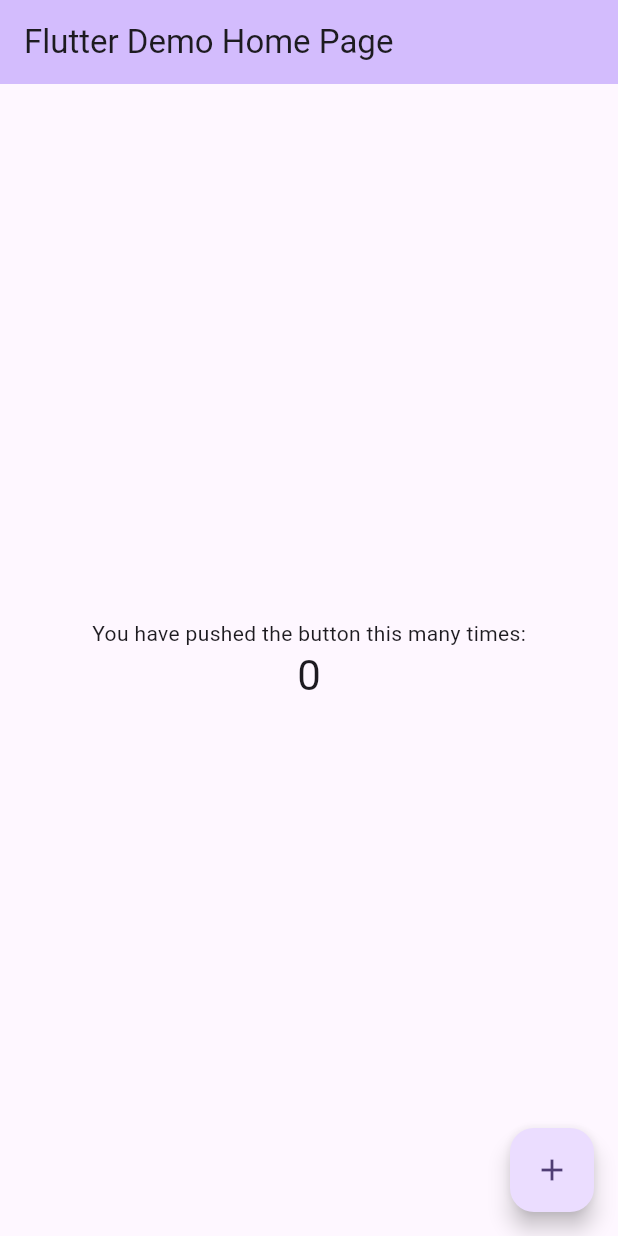
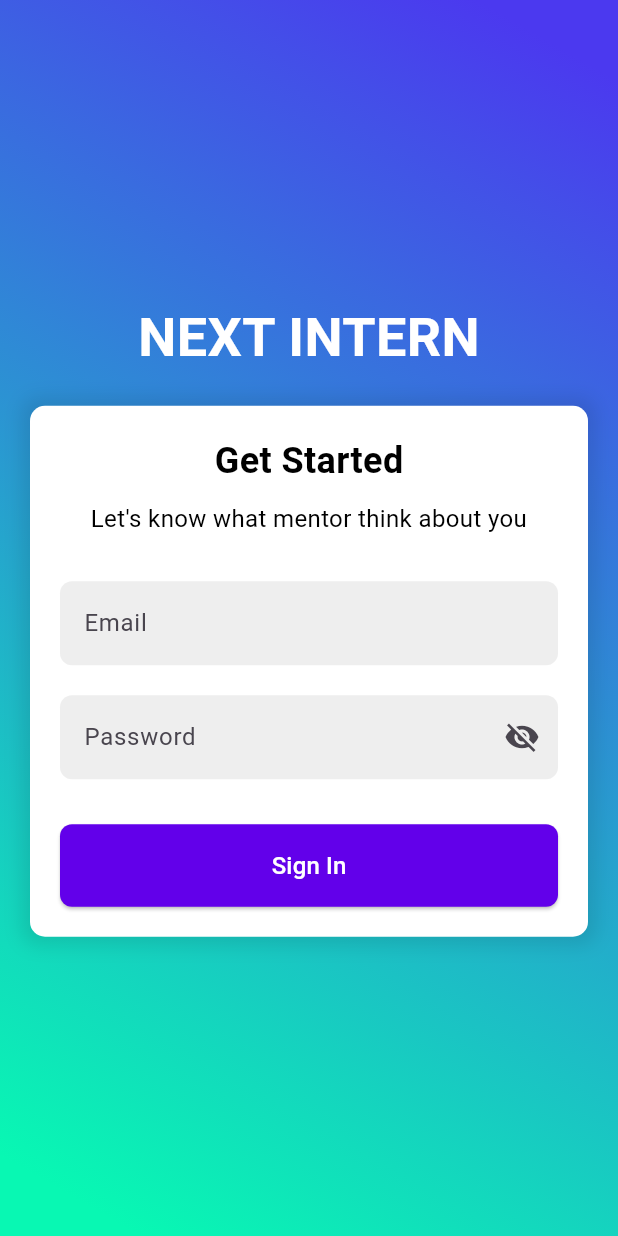
Before and after one commit to NextIntern/NextIntern-Mobile, a Flutter app: the screen it shows after launch, on a phone screen of 412 x 824 dp. Run offline on Flutter 3.47's test engine with Material 3 defaults, Android fonts, the phone set to English and light mode, and no system bars.

Commit message:
login screen without api

```diff
--- a/nextintern_mobile/lib/main.dart
+++ b/nextintern_mobile/lib/main.dart
@@ -1,4 +1,7 @@
+// lib/main.dart
 import 'package:flutter/material.dart';
+import 'screen/auth_screen.dart';
+import 'screen/home_screen.dart';
 
 void main() {
   runApp(const MyApp());
@@ -7,46 +10,22 @@
 class MyApp extends StatelessWidget {
   const MyApp({super.key});
 
-  // This widget is the root of your application.
   @override
   Widget build(BuildContext context) {
     return MaterialApp(
+      debugShowCheckedModeBanner: false,
       title: 'Flutter Demo',
       theme: ThemeData(
-        // This is the theme of your application.
-        //
-        // TRY THIS: Try running your application with "flutter run". You'll see
-        // the application has a purple toolbar. Then, without quitting the app,
-        // try changing the seedColor in the colorScheme below to Colors.green
-        // and then invoke "hot reload" (save your changes or press the "hot
-        // reload" button in a Flutter-supported IDE, or press "r" if you used
-        // the command line to start the app).
-        //
-        // Notice that the counter didn't reset back to zero; the application
-        // state is not lost during the reload. To reset the state, use hot
-        // restart instead.
-        //
-        // This works for code too, not just values: Most code changes can be
-        // tested with just a hot reload.
         colorScheme: ColorScheme.fromSeed(seedColor: Colors.deepPurple),
         useMaterial3: true,
       ),
-      home: const MyHomePage(title: 'Flutter Demo Home Page'),
+      home: const AuthScreen(),
     );
   }
 }
 
 class MyHomePage extends StatefulWidget {
   const MyHomePage({super.key, required this.title});
-
-  // This widget is the home page of your application. It is stateful, meaning
-  // that it has a State object (defined below) that contains fields that affect
-  // how it looks.
-
-  // This class is the configuration for the state. It holds the values (in this
-  // case the title) provided by the parent (in this case the App widget) and
-  // used by the build method of the State. Fields in a Widget subclass are
-  // always marked "final".
 
   final String title;
 
@@ -59,50 +38,19 @@
 
   void _incrementCounter() {
     setState(() {
-      // This call to setState tells the Flutter framework that something has
-      // changed in this State, which causes it to rerun the build method below
-      // so that the display can reflect the updated values. If we changed
-      // _counter without calling setState(), then the build method would not be
-      // called again, and so nothing would appear to happen.
       _counter++;
     });
   }
 
   @override
   Widget build(BuildContext context) {
-    // This method is rerun every time setState is called, for instance as done
-    // by the _incrementCounter method above.
-    //
-    // The Flutter framework has been optimized to make rerunning build methods
-    // fast, so that you can just rebuild anything that needs updating rather
-    // than having to individually change instances of widgets.
     return Scaffold(
       appBar: AppBar(
-        // TRY THIS: Try changing the color here to a specific color (to
-        // Colors.amber, perhaps?) and trigger a hot reload to see the AppBar
-        // change color while the other colors stay the same.
         backgroundColor: Theme.of(context).colorScheme.inversePrimary,
-        // Here we take the value from the MyHomePage object that was created by
-        // the App.build method, and use it to set our appbar title.
         title: Text(widget.title),
       ),
       body: Center(
-        // Center is a layout widget. It takes a single child and positions it
-        // in the middle of the parent.
         child: Column(
-          // Column is also a layout widget. It takes a list of children and
-          // arranges them vertically. By default, it sizes itself to fit its
-          // children horizontally, and tries to be as tall as its parent.
-          //
-          // Column has various properties to control how it sizes itself and
-          // how it positions its children. Here we use mainAxisAlignment to
-          // center the children vertically; the main axis here is the vertical
-          // axis because Columns are vertical (the cross axis would be
-          // horizontal).
-          //
-          // TRY THIS: Invoke "debug painting" (choose the "Toggle Debug Paint"
-          // action in the IDE, or press "p" in the console), to see the
-          // wireframe for each widget.
           mainAxisAlignment: MainAxisAlignment.center,
           children: <Widget>[
             const Text(
@@ -119,7 +67,7 @@
         onPressed: _incrementCounter,
         tooltip: 'Increment',
         child: const Icon(Icons.add),
-      ), // This trailing comma makes auto-formatting nicer for build methods.
+      ),
     );
   }
 }
--- /dev/null
+++ b/nextintern_mobile/lib/screen/auth_screen.dart
@@ -0,0 +1,142 @@
+// lib/screen/auth_screen.dart
+import 'package:flutter/material.dart';
+import 'home_screen.dart';
+
+class AuthScreen extends StatefulWidget {
+  const AuthScreen({super.key});
+
+  @override
+  _AuthScreenState createState() => _AuthScreenState();
+}
+
+class _AuthScreenState extends State<AuthScreen> {
+  bool _isPasswordVisible = false;
+
+  @override
+  Widget build(BuildContext context) {
+    return Scaffold(
+      body: Container(
+        width: double.infinity,
+        decoration: const BoxDecoration(
+          gradient: LinearGradient(
+            colors: [Color(0xFF4B39EF), Color(0xFF08F8B3)],
+            begin: AlignmentDirectional(1, -0.87),
+            end: AlignmentDirectional(-1, 0.87),
+          ),
+        ),
+        child: Column(
+          mainAxisAlignment: MainAxisAlignment.center,
+          children: <Widget>[
+            const Text(
+              'NEXT INTERN',
+              style: TextStyle(
+                fontSize: 36,
+                fontWeight: FontWeight.bold,
+                color: Colors.white,
+              ),
+            ),
+            const SizedBox(height: 20),
+            Container(
+              margin: const EdgeInsets.symmetric(horizontal: 20),
+              padding: const EdgeInsets.all(20),
+              decoration: BoxDecoration(
+                color: Colors.white,
+                borderRadius: BorderRadius.circular(10),
+                boxShadow: [
+                  BoxShadow(
+                    color: Colors.black.withOpacity(0.1),
+                    spreadRadius: 5,
+                    blurRadius: 10,
+                  ),
+                ],
+              ),
+              child: Column(
+                children: <Widget>[
+                  const Text(
+                    'Get Started',
+                    style: TextStyle(
+                      fontSize: 24,
+                      fontWeight: FontWeight.bold,
+                      color: Colors.black,
+                    ),
+                  ),
+                  const SizedBox(height: 10),
+                  const Text(
+                    'Let\'s know what mentor think about you',
+                    textAlign: TextAlign.center,
+                    style: TextStyle(
+                      fontSize: 16,
+                      color: Colors.black,
+                    ),
+                  ),
+                  const SizedBox(height: 30),
+                  TextField(
+                    decoration: InputDecoration(
+                      hintText: 'Email',
+                      filled: true,
+                      fillColor: Colors.grey[200],
+                      border: OutlineInputBorder(
+                        borderRadius: BorderRadius.circular(8),
+                        borderSide: BorderSide.none,
+                      ),
+                    ),
+                  ),
+                  const SizedBox(height: 20),
+                  TextField(
+                    obscureText: !_isPasswordVisible,
+                    decoration: InputDecoration(
+                      hintText: 'Password',
+                      filled: true,
+                      fillColor: Colors.grey[200],
+                      border: OutlineInputBorder(
+                        borderRadius: BorderRadius.circular(8),
+                        borderSide: BorderSide.none,
+                      ),
+                      suffixIcon: IconButton(
+                        icon: Icon(
+                          _isPasswordVisible
+                              ? Icons.visibility
+                              : Icons.visibility_off,
+                        ),
+                        onPressed: () {
+                          setState(() {
+                            _isPasswordVisible = !_isPasswordVisible;
+                          });
+                        },
+                      ),
+                    ),
+                  ),
+                  const SizedBox(height: 30),
+                  ElevatedButton(
+                    style: ElevatedButton.styleFrom(
+                      backgroundColor:
+                          const Color(0xFF6200EA), // updated background color
+                      shape: RoundedRectangleBorder(
+                        borderRadius: BorderRadius.circular(8),
+                      ),
+                      padding: const EdgeInsets.symmetric(vertical: 16),
+                      minimumSize: const Size(double.infinity, 0),
+                    ),
+                    onPressed: () {
+                      Navigator.of(context).pushReplacement(
+                        MaterialPageRoute(
+                          builder: (context) => const HomeScreen(
+                            title: 'Flutter Demo Home Page',
+                          ),
+                        ),
+                      );
+                    },
+                    child: const Text(
+                      'Sign In',
+                      style: TextStyle(fontSize: 16, color: Colors.white),
+                    ),
+                  ),
+                ],
+              ),
+            ),
+          ],
+        ),
+      ),
+    );
+  }
+}
--- /dev/null
+++ b/nextintern_mobile/lib/screen/home_screen.dart
@@ -0,0 +1,19 @@
+import 'package:flutter/material.dart';
+
+class HomeScreen extends StatelessWidget {
+  const HomeScreen({super.key, required this.title});
+
+  final String title;
+
+  @override
+  Widget build(BuildContext context) {
+    return Scaffold(
+      appBar: AppBar(
+        title: Text(title),
+      ),
+      body: Center(
+        child: Text('Welcome to the Home Screen!'),
+      ),
+    );
+  }
+}
```
